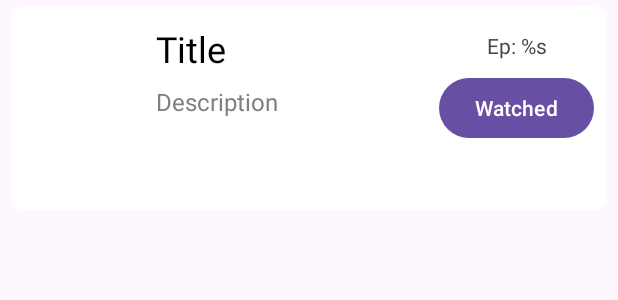
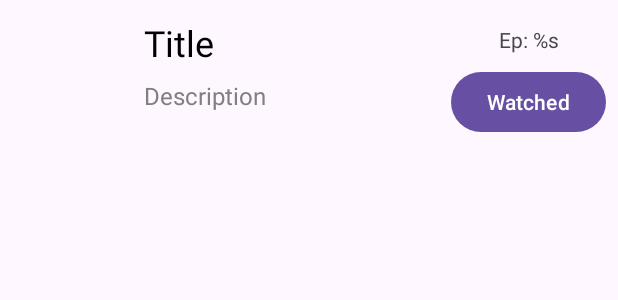
Before and after one commit to KitsunePie/Bangumi_Old, an Android app: the layout bangumi_card_view.xml on its own in the app's theme, with its tools: preview values and no code run, on a phone screen of 412 x 824 dp. Shown: the top 300 px of the screen. Run offline under Robolectric (Android 15) with nearby library versions, the phone set to English and light mode, and no system bars.

Commit message:
refactor: optimize BangumiCardView

```diff
--- a/app/src/main/res/layout/bangumi_card_view.xml
+++ b/app/src/main/res/layout/bangumi_card_view.xml
@@ -1,16 +1,5 @@
-<androidx.cardview.widget.CardView xmlns:android="http://schemas.android.com/apk/res/android"
+<androidx.constraintlayout.widget.ConstraintLayout xmlns:android="http://schemas.android.com/apk/res/android"
     xmlns:app="http://schemas.android.com/apk/res-auto"
-    xmlns:tools="http://schemas.android.com/tools"
-    android:layout_width="match_parent"
-    android:layout_height="wrap_content"
-    android:layout_marginStart="8dp"
-    android:layout_marginTop="4dp"
-    android:layout_marginEnd="8dp"
-    android:layout_marginBottom="4dp"
-    app:cardCornerRadius="8dp"
-    app:cardElevation="4dp">
-
-    <androidx.constraintlayout.widget.ConstraintLayout
     android:layout_width="match_parent"
     android:layout_height="wrap_content"
     android:padding="8dp">
@@ -83,5 +72,3 @@
         app:layout_constraintTop_toTopOf="parent" />
 
 </androidx.constraintlayout.widget.ConstraintLayout>
-
-</androidx.cardview.widget.CardView>
```
Also changed, not shown: app/src/main/java/me/kyuubiran/bangumi/utils/DimensionFactory.kt (added, +42 -0 lines), app/src/main/java/me/kyuubiran/bangumi/view/BangumiCardView.kt (+12 -3 lines). Lines whose indentation alone changed are shown as unchanged.
